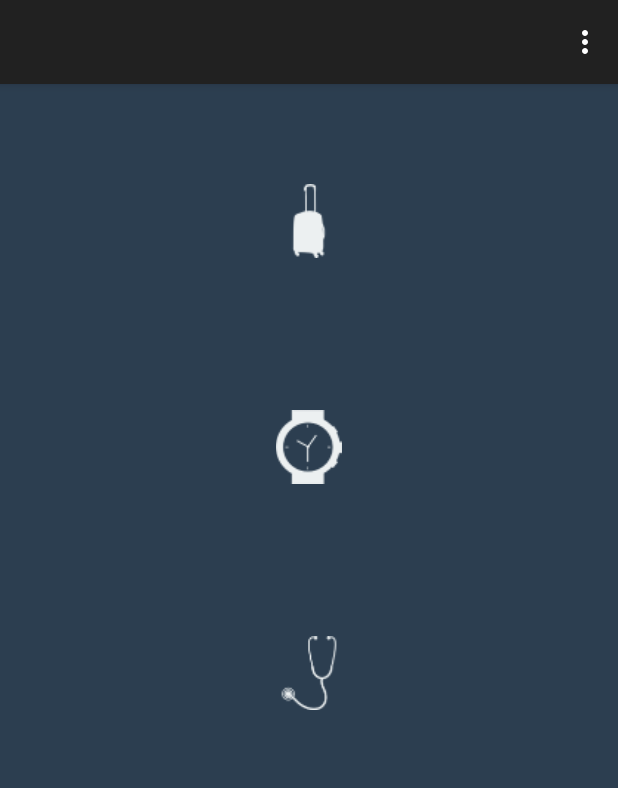
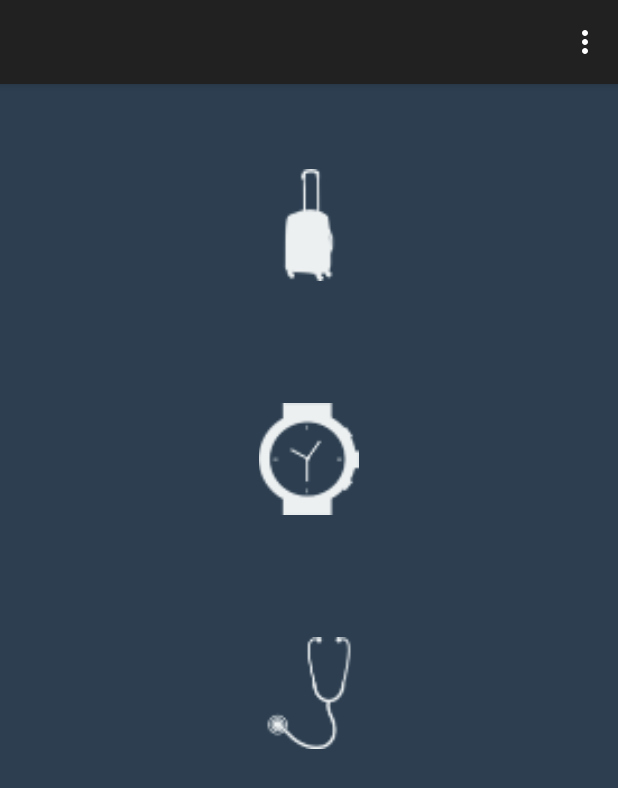
Before and after one commit to joshboles/dayoff, an Android app: the MainActivity screen opened directly, with no data from a screen before it, on a phone screen of 412 x 824 dp. Shown: the top 788 px of the screen. Run offline under Robolectric (Android 15) with nearby library versions, the phone set to English and light mode, and no system bars; 1 statement that could not run was skipped.

Commit message:
Bump action icons by 20%

```diff
--- a/app/src/main/res/values/dimens.xml
+++ b/app/src/main/res/values/dimens.xml
@@ -7,9 +7,9 @@
     <dimen name="message_margin_top">15dp</dimen>
     <dimen name="message_padding_side">30dp</dimen>j
 
-    <dimen name="main_activity_icon_margin">25dp</dimen>
+    <dimen name="main_activity_icon_margin">15dp</dimen>
     <dimen name="main_activity_icon_padding">25dp</dimen>
-    <dimen name="main_activity_dimen_image">100dp</dimen>
+    <dimen name="main_activity_dimen_image">125dp</dimen>
 
     <dimen name="onboarding_icon">75dp</dimen>
 
```
